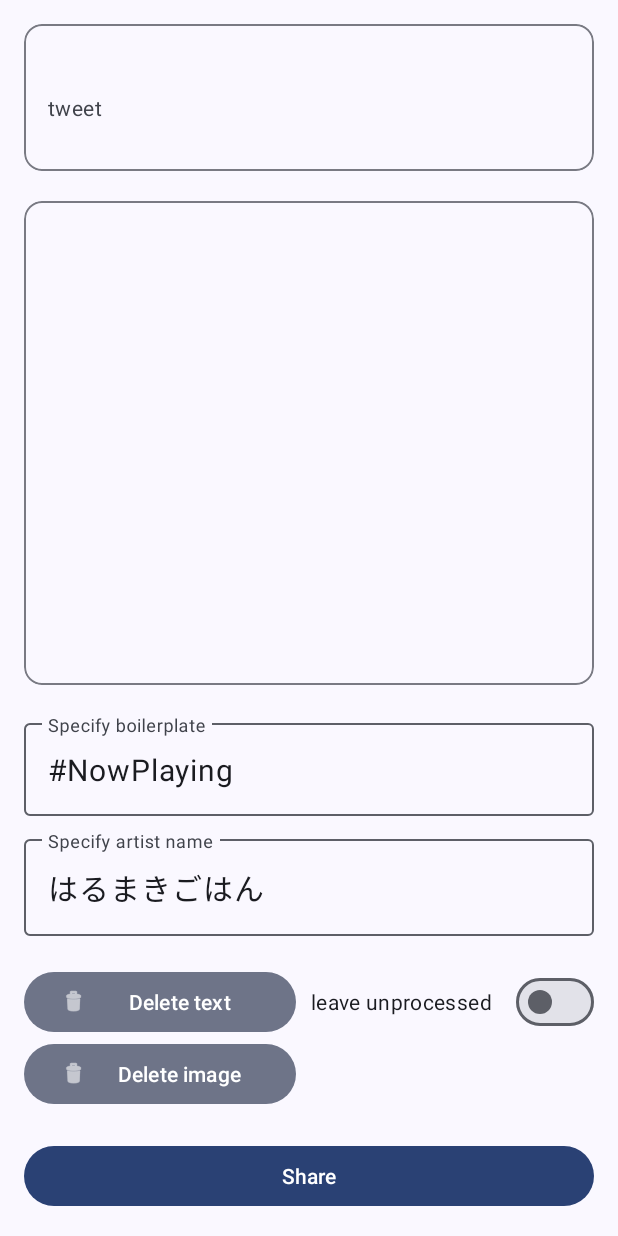
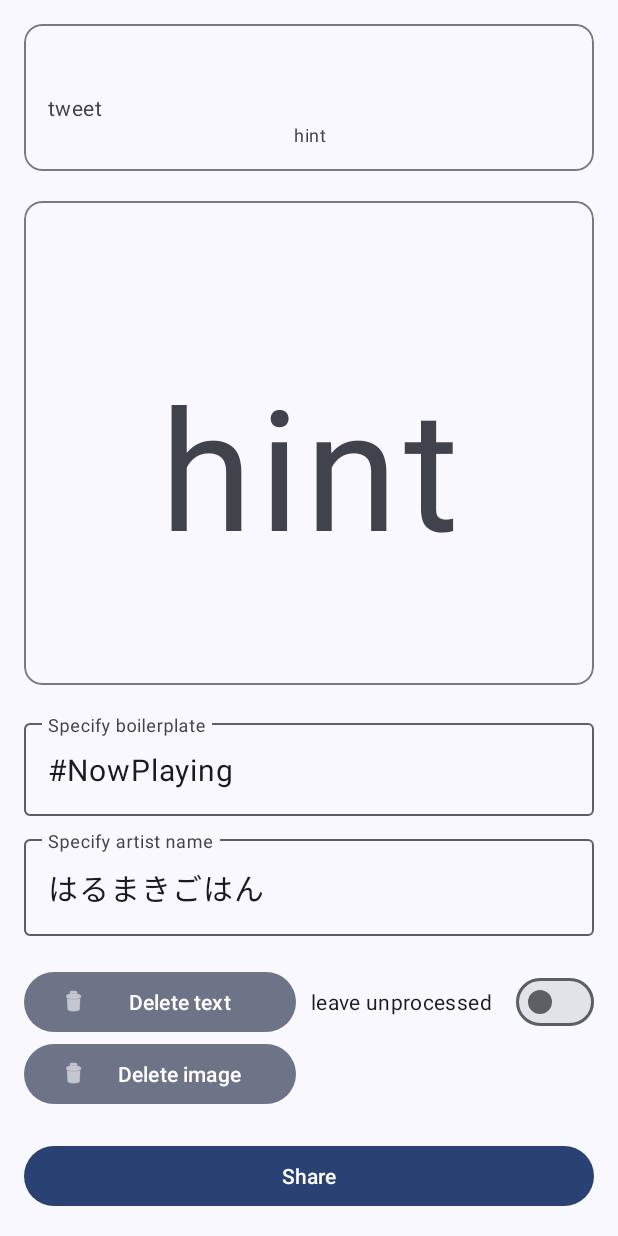
Before and after one commit to u1tramarinet/YouTubeMusicShareHelper, an Android app: the layout fragment_main.xml on its own in the app's theme, with its tools: preview values and no code run, on a phone screen of 412 x 824 dp. Run offline under Robolectric (Android 15) with nearby library versions, the phone set to English and light mode, and no system bars.

Commit message:
Refactor design and version up.

```diff
--- a/app/build.gradle
+++ b/app/build.gradle
@@ -13,8 +13,8 @@ android {
         applicationId "com.u1tramarinet.youtubemusicsharehelper"
         minSdk 28
         targetSdk 34
-        versionCode 4
-        versionName "0.0.4"
+        versionCode 5
+        versionName "0.0.5"
 
         testInstrumentationRunner "androidx.test.runner.AndroidJUnitRunner"
     }
--- a/app/src/main/res/layout/fragment_main.xml
+++ b/app/src/main/res/layout/fragment_main.xml
@@ -66,11 +66,13 @@
                     android:id="@+id/preview_text_help"
                     android:layout_width="match_parent"
                     android:layout_height="wrap_content"
+                    android:autoSizeTextType="uniform"
                     android:text="@{context.getString(R.string.text_empty_message, context.getString(R.string.label_text))}"
                     android:textAlignment="center"
                     android:textAppearance="?attr/textAppearanceBodySmall"
-                    android:textColor="?android:attr/textColorHint"
-                    android:visibility="@{viewModel.previewText().toString().length() > 0 ? View.GONE : View.VISIBLE}" />
+                    android:textColor="?android:attr/textColorTertiary"
+                    android:visibility="@{viewModel.previewText().toString().length() > 0 ? View.GONE : View.VISIBLE}"
+                    tools:text="hint" />
             </LinearLayout>
 
         </com.google.android.material.card.MaterialCardView>
@@ -117,12 +119,14 @@
                         android:id="@+id/preview_image_help"
                         android:layout_width="match_parent"
                         android:layout_height="match_parent"
+                        android:autoSizeTextType="uniform"
                         android:gravity="center"
                         android:text="@{context.getString(R.string.image_empty_message, context.getString(R.string.label_image))}"
                         android:textAlignment="center"
                         android:textAppearance="?attr/textAppearanceBodySmall"
-                        android:textColor="?android:attr/textColorHint"
-                        android:visibility="@{viewModel.previewImageUri() != null ? View.GONE : View.VISIBLE}" />
+                        android:textColor="?android:attr/textColorTertiary"
+                        android:visibility="@{viewModel.previewImageUri() != null ? View.GONE : View.VISIBLE}"
+                        tools:text="hint" />
 
                 </FrameLayout>
             </LinearLayout>
```
